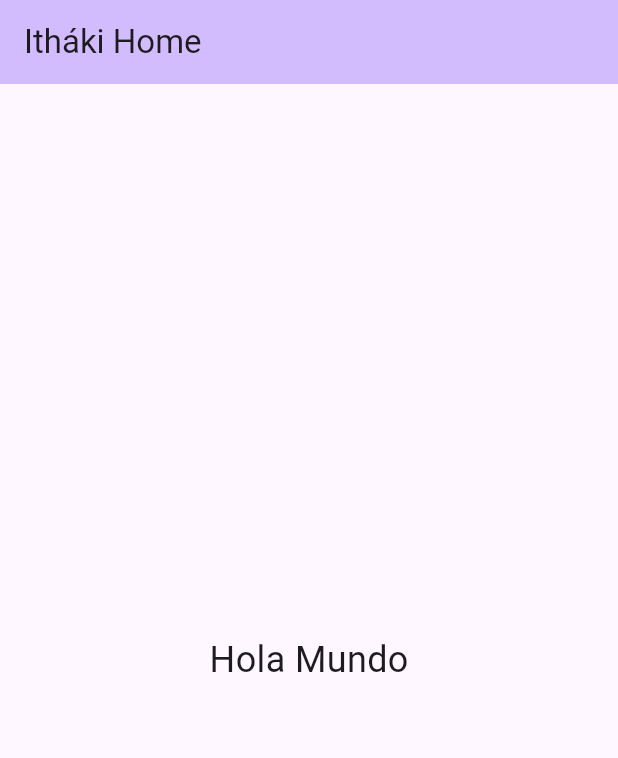
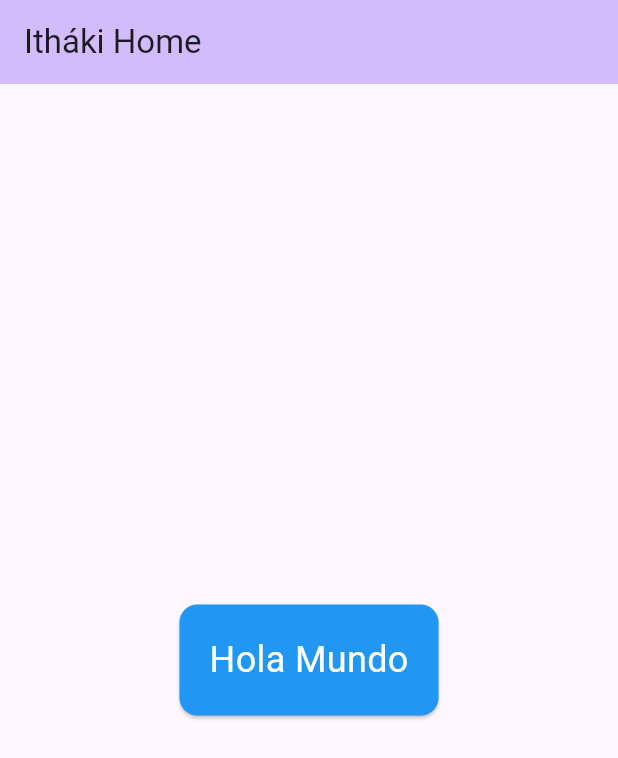
Before and after one commit to Jagondia96/Ithaki, a Flutter app: the screen it shows after launch, on a phone screen of 412 x 824 dp. Shown: the top 758 px of the screen. Run offline on Flutter 3.47's test engine with Material 3 defaults, Android fonts, the phone set to English and light mode, and no system bars.

Commit message:
Ajustamos estructura de proyecto para adecuarnos a buenas practicas

```diff
--- a/analysis_options.yaml
+++ b/analysis_options.yaml
@@ -22,7 +22,10 @@ linter:
   # producing the lint.
   rules:
     # avoid_print: false  # Uncomment to disable the `avoid_print` rule
-    # prefer_single_quotes: true  # Uncomment to enable the `prefer_single_quotes` rule
+    prefer_single_quotes: true  # Uncomment to enable the `prefer_single_quotes` rule
+    prefer_final_locals: true
+    always_declare_return_types: true
+    sort_child_properties_last: true
 
 # Additional information about this file can be found at
 # https://dart.dev/guides/language/analysis-options
--- /dev/null
+++ b/lib/app.dart
@@ -0,0 +1,16 @@
+import 'package:flutter/material.dart';
+import 'core/theme/app_theme.dart';
+import 'features/home/presentation/pages/home_page.dart';
+
+class MyApp extends StatelessWidget {
+  const MyApp({super.key});
+
+  @override
+  Widget build(BuildContext context) {
+    return MaterialApp(
+      title: 'Itháki',
+      theme: AppTheme.lightTheme,
+      home: const MyHomePage(title: 'Itháki Home'),
+    );
+  }
+}
--- /dev/null
+++ b/lib/core/theme/app_theme.dart
@@ -0,0 +1,10 @@
+import 'package:flutter/material.dart';
+
+class AppTheme {
+  static ThemeData get lightTheme {
+    return ThemeData(
+      colorScheme: ColorScheme.fromSeed(seedColor: Colors.deepPurple),
+      useMaterial3: true,
+    );
+  }
+}
--- /dev/null
+++ b/lib/features/home/presentation/pages/home_page.dart
@@ -0,0 +1,29 @@
+import 'package:flutter/material.dart';
+
+class MyHomePage extends StatelessWidget {
+  const MyHomePage({super.key, required this.title});
+
+  final String title;
+
+  @override
+  Widget build(BuildContext context) {
+    return Scaffold(
+      appBar: AppBar(
+        backgroundColor: Theme.of(context).colorScheme.inversePrimary,
+        title: Text(title),
+      ),
+      body: const Center(
+        child: Card(
+          color: Colors.blue,
+          child: Padding(
+            padding: EdgeInsets.all(20.0),
+            child: Text(
+              'Hola Mundo',
+              style: TextStyle(fontSize: 24, color: Colors.white),
+            ),
+          ),
+        ),
+      ),
+    );
+  }
+}
--- a/lib/main.dart
+++ b/lib/main.dart
@@ -1,43 +1,6 @@
 import 'package:flutter/material.dart';
+import 'app.dart';
 
 void main() {
   runApp(const MyApp());
 }
-
-class MyApp extends StatelessWidget {
-  const MyApp({super.key});
-
-  @override
-  Widget build(BuildContext context) {
-    return MaterialApp(
-      title: 'Itháki',
-      theme: ThemeData(
-        colorScheme: ColorScheme.fromSeed(seedColor: Colors.deepPurple),
-        useMaterial3: true,
-      ),
-      home: const MyHomePage(title: 'Itháki Home'),
-    );
-  }
-}
-
-class MyHomePage extends StatelessWidget {
-  const MyHomePage({super.key, required this.title});
-
-  final String title;
-
-  @override
-  Widget build(BuildContext context) {
-    return Scaffold(
-      appBar: AppBar(
-        backgroundColor: Theme.of(context).colorScheme.inversePrimary,
-        title: Text(title),
-      ),
-      body: const Center(
-        child: Text(
-          'Hola Mundo',
-          style: TextStyle(fontSize: 24),
-        ),
-      ),
-    );
-  }
-}
```
Also changed, not shown: 1 other file.
